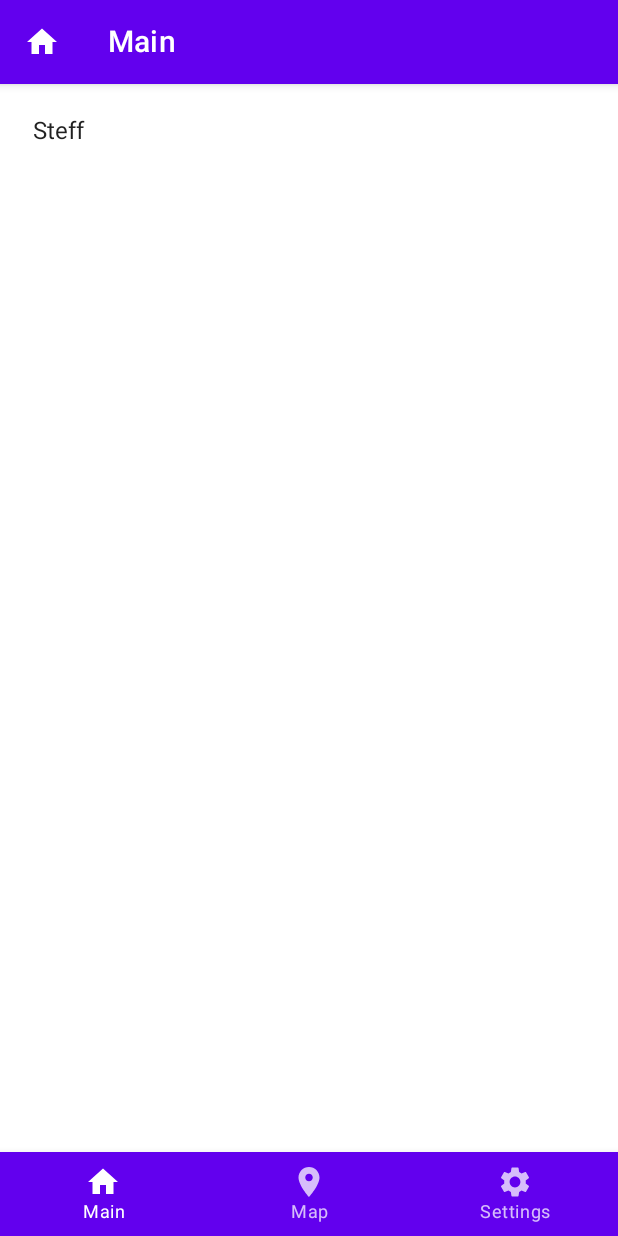
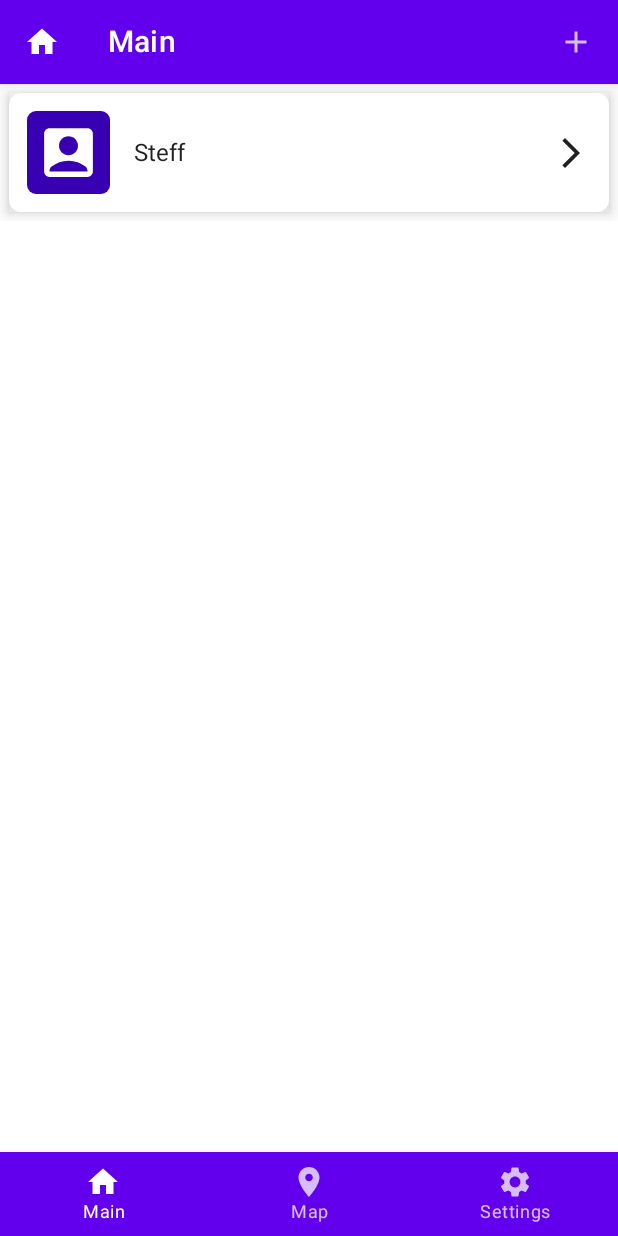
Before and after one commit to TKSpectro/cororna-check-in-app, an Android app built with Jetpack Compose: the screen it shows after launch (MainActivity), on a phone screen of 412 x 824 dp. Run offline under Robolectric (Android 15) with nearby library versions, the phone set to English and light mode, and no system bars; our stand-ins replace Room's generated code, Timber; 1 statement that could not run was skipped.

Commit message:
Some Changes to Screens Enum, Bugfix at Database

```diff
--- a/app/src/main/java/de/fhe/ai/pmc/acat/app/ui/screens/core/AppBar.kt
+++ b/app/src/main/java/de/fhe/ai/pmc/acat/app/ui/screens/core/AppBar.kt
@@ -21,7 +21,8 @@ fun AppBar( screen: ScreensEnum ) {
                 screen.name,
                 modifier = Modifier.padding(horizontal = 12.dp)
             )
-        }
+        },
+        actions = screen.actions
     )
 }
 
@@ -29,6 +30,12 @@ fun AppBar( screen: ScreensEnum ) {
 @Composable
 fun HomeAppBar() {
     AppBar(screen = ScreensEnum.Main)
+}
+
+@Preview()
+@Composable
+fun UserDetailAppBar() {
+    AppBar(screen = ScreensEnum.UserDetail)
 }
 
 @Preview()
--- a/app/src/main/java/de/fhe/ai/pmc/acat/app/ui/screens/core/AppNavigationHost.kt
+++ b/app/src/main/java/de/fhe/ai/pmc/acat/app/ui/screens/core/AppNavigationHost.kt
@@ -2,8 +2,11 @@ package de.fhe.ai.pmc.acat.app.ui.screens.core
 
 import androidx.compose.runtime.Composable
 import androidx.compose.ui.Modifier
+import androidx.navigation.NavType
 import androidx.navigation.compose.NavHost
 import androidx.navigation.compose.composable
+import androidx.navigation.navArgument
+import de.fhe.ai.pmc.acat.app.ui.screens.detail.DetailScreen
 import de.fhe.ai.pmc.acat.app.ui.screens.main.MainScreen
 import de.fhe.ai.pmc.acat.app.ui.screens.map.MapScreen
 import de.fhe.ai.pmc.acat.app.ui.screens.settings.SettingsScreen
@@ -22,6 +25,18 @@ fun AppNavigationHost(
             onNavigation( ScreensEnum.Main )
             MainScreen()
         }
+        composable(
+            "${ScreensEnum.UserDetail.name}/{userId}",
+            arguments = listOf(
+                navArgument("userId") {
+                    type = NavType.LongType
+                }
+            )
+        ) { entry ->
+            val userId = entry.arguments?.getLong("userId")
+            onNavigation( ScreensEnum.UserDetail )
+            DetailScreen( userId )
+        }
         composable(ScreensEnum.Map.name) {
             onNavigation( ScreensEnum.Map )
             MapScreen()
--- a/app/src/main/java/de/fhe/ai/pmc/acat/app/ui/screens/core/BottomBar.kt
+++ b/app/src/main/java/de/fhe/ai/pmc/acat/app/ui/screens/core/BottomBar.kt
@@ -18,6 +18,7 @@ fun BottomBar() {
 
         for( screen in ScreensEnum.values() )
         {
+            if( screen.isRootScreen ) {
                 BottomNavigationItem(
                     icon = { Icon(imageVector = screen.icon, contentDescription = screen.name) },
                     label = { Text(screen.name) },
@@ -37,3 +38,4 @@ fun BottomBar() {
             }
         }
     }
+}
--- a/app/src/main/java/de/fhe/ai/pmc/acat/app/ui/screens/core/ScreensEnum.kt
+++ b/app/src/main/java/de/fhe/ai/pmc/acat/app/ui/screens/core/ScreensEnum.kt
@@ -1,17 +1,57 @@
 package de.fhe.ai.pmc.acat.app.ui.screens.core
 
+import androidx.compose.foundation.layout.RowScope
+import androidx.compose.material.Icon
+import androidx.compose.material.IconButton
 import androidx.compose.material.icons.Icons
-import androidx.compose.material.icons.filled.Home
-import androidx.compose.material.icons.filled.Place
-import androidx.compose.material.icons.filled.Settings
+import androidx.compose.material.icons.filled.*
+import androidx.compose.runtime.Composable
 import androidx.compose.ui.graphics.vector.ImageVector
 
 /**
- * Enum Class that describes our main screens.
- * Corresponding Tab Icons are also stored.
+ * Enum Class that describes our screens.
+ * Corresponding Tab/Action Bar Icons are also stored as well as
+ * (optional) Action Bar Actions.
  */
-enum class ScreensEnum(val icon: ImageVector) {
-    Main( Icons.Filled.Home ),
-    Map( Icons.Filled.Place ),
-    Settings( Icons.Filled.Settings );
+enum class ScreensEnum(
+    val icon: ImageVector = Icons.Filled.Favorite,
+    val isRootScreen: Boolean = false,
+    val actions: @Composable RowScope.() -> Unit = {}
+    ) {
+
+    // Users
+    Main(
+        Icons.Filled.Home,
+        true,
+        actions = {
+            IconButton( onClick = { println("Add User") } ) {
+                Icon(Icons.Filled.Add, contentDescription = null)
+            }
+        }
+    ),
+    UserDetail(
+        Icons.Filled.AccountBox,
+        actions = {
+            IconButton( onClick = { println("Remove User") } ) {
+                Icon(Icons.Filled.Delete, contentDescription = null)
+            }
+        }
+    ),
+
+    // Map
+    Map(
+        Icons.Filled.Place,
+        true,
+        actions = {
+            IconButton( onClick = { println("Map Mode") } ) {
+                Icon(Icons.Filled.Build, contentDescription = null)
+            }
+        }
+    ),
+
+    // Settings
+    Settings(
+        Icons.Filled.Settings,
+        true
+    );
 }
--- /dev/null
+++ b/app/src/main/java/de/fhe/ai/pmc/acat/app/ui/screens/detail/DetailScreen.kt
@@ -0,0 +1,9 @@
+package de.fhe.ai.pmc.acat.app.ui.screens.detail
+
+import androidx.compose.material.Text
+import androidx.compose.runtime.Composable
+
+@Composable
+fun DetailScreen( userId: Long? ) {
+    Text("Detail: $userId")
+}
--- a/app/src/main/java/de/fhe/ai/pmc/acat/app/ui/screens/main/MainScreen.kt
+++ b/app/src/main/java/de/fhe/ai/pmc/acat/app/ui/screens/main/MainScreen.kt
@@ -12,9 +12,12 @@ import androidx.compose.runtime.LaunchedEffect
 import androidx.compose.runtime.collectAsState
 import androidx.compose.runtime.getValue
 import androidx.compose.runtime.remember
+import androidx.compose.runtime.saveable.rememberSaveable
 
 import androidx.compose.ui.Modifier
+import de.fhe.ai.pmc.acat.app.ui.screens.core.LocalNavCtrl
 import de.fhe.ai.pmc.acat.app.ui.screens.core.LocalScaffoldState
+import de.fhe.ai.pmc.acat.app.ui.screens.core.ScreensEnum
 import de.fhe.ai.pmc.acat.app.ui.screens.util.AsyncPlaceholderView
 import de.fhe.ai.pmc.acat.domain.AsyncOperation
 import de.fhe.ai.pmc.acat.domain.AsyncOperationState
@@ -25,28 +28,27 @@ import org.koin.androidx.compose.getViewModel
 fun MainScreen(modifier: Modifier = Modifier) {
 
     val vm = getViewModel<MainScreenViewModel>()
-
-    // Currently unused
-    //val users by remember(vm) { vm.getUsers() }.collectAsState(listOf())
-
     val usersAsync by remember(vm) { vm.getUsersAsync() }.collectAsState( AsyncOperation.undefined() )
 
     // Side Effect: Show Snack Bar on Status Changes
-    val state = LocalScaffoldState.current
-    LaunchedEffect( usersAsync ) {
-        if( usersAsync.status != AsyncOperationState.UNDEFINED )
-        {
-            state.snackbarHostState.showSnackbar(
-                message  = "${usersAsync.message}...",
-                duration = SnackbarDuration.Short
-            )
-        }
-    }
+//    val state = LocalScaffoldState.current
+//    LaunchedEffect( usersAsync ) {
+//        if( usersAsync.status != AsyncOperationState.UNDEFINED )
+//        {
+//            state.snackbarHostState.showSnackbar(
+//                message  = "${usersAsync.message}...",
+//                duration = SnackbarDuration.Short
+//            )
+//        }
+//    }
+
+    val navCtrl = LocalNavCtrl.current
 
     Column(modifier = modifier) {
         if (usersAsync.status == AsyncOperationState.SUCCESS) {
-            @Suppress("UNCHECKED_CAST")
-            UserList(usersAsync.payload as List<User>, modifier)
+            UserList( usersAsync.payload as List<User>, modifier ) {
+                navCtrl.navigate( "${ScreensEnum.UserDetail}/$it")
+            }
         }
         else {
             AsyncPlaceholderView( usersAsync )
--- a/app/src/main/java/de/fhe/ai/pmc/acat/app/ui/screens/main/UserList.kt
+++ b/app/src/main/java/de/fhe/ai/pmc/acat/app/ui/screens/main/UserList.kt
@@ -12,11 +12,15 @@ import de.fhe.ai.pmc.acat.app.ui.screens.util.UserListPreviewParameterProvider
 import de.fhe.ai.pmc.acat.domain.User
 
 @Composable
-fun UserList(users: List<User>, modifier: Modifier = Modifier) {
+fun UserList(
+    users: List<User>,
+    modifier: Modifier = Modifier,
+    onItemPressed: ( itemId: Long ) -> Unit
+) {
     val scrollState = rememberLazyListState()
     LazyColumn(state = scrollState, modifier = modifier) {
         items(users) {
-            UserRow(it, modifier = modifier)
+            UserRow( it, modifier = modifier, onItemPressed )
         }
     }
 }
@@ -30,5 +34,5 @@ fun UserList(users: List<User>, modifier: Modifier = Modifier) {
 fun PreviewUserList(
     @PreviewParameter(UserListPreviewParameterProvider::class) users: List<User>
 ) {
-    UserList( users )
+    UserList( users ) {}
 }
--- a/app/src/main/java/de/fhe/ai/pmc/acat/app/ui/screens/main/UserRow.kt
+++ b/app/src/main/java/de/fhe/ai/pmc/acat/app/ui/screens/main/UserRow.kt
@@ -2,39 +2,87 @@ package de.fhe.ai.pmc.acat.app.ui.screens.main
 
 import androidx.compose.foundation.background
 import androidx.compose.foundation.clickable
+import androidx.compose.foundation.layout.Box
 import androidx.compose.foundation.layout.Row
+import androidx.compose.foundation.layout.Spacer
 import androidx.compose.foundation.layout.fillMaxWidth
+import androidx.compose.foundation.layout.height
 import androidx.compose.foundation.layout.padding
+import androidx.compose.foundation.layout.width
 import androidx.compose.foundation.shape.RoundedCornerShape
+import androidx.compose.material.Icon
 import androidx.compose.material.MaterialTheme
 import androidx.compose.material.Text
 import androidx.compose.runtime.Composable
 import androidx.compose.ui.Alignment
 import androidx.compose.ui.Modifier
 import androidx.compose.ui.draw.clip
+import androidx.compose.ui.draw.shadow
+import androidx.compose.ui.res.painterResource
 import androidx.compose.ui.tooling.preview.Preview
 import androidx.compose.ui.tooling.preview.PreviewParameter
 import androidx.compose.ui.unit.dp
+import de.fhe.ai.pmc.acat.app.R
+import de.fhe.ai.pmc.acat.app.ui.screens.core.LocalNavCtrl
+import de.fhe.ai.pmc.acat.app.ui.screens.core.ScreensEnum
 import de.fhe.ai.pmc.acat.app.ui.screens.util.UserPreviewParameterProvider
 import de.fhe.ai.pmc.acat.app.ui.screens.util.PREVIEW_BACKGROUND_COLOR
 import de.fhe.ai.pmc.acat.domain.User
 
 @Composable
-fun UserRow(user: User, modifier: Modifier = Modifier) {
+fun UserRow(
+    user: User,
+    modifier: Modifier = Modifier,
+    onItemPressed: ( itemId: Long ) -> Unit
+) {
     Row(
-        verticalAlignment = Alignment.Bottom,
+        verticalAlignment = Alignment.CenterVertically,
         modifier = modifier
             .padding(6.dp)
-            .clip(RoundedCornerShape(4.dp))
+            .shadow(elevation = 6.dp)
+            .clip(RoundedCornerShape(8.dp))
+            .clickable { onItemPressed( user.id ) }
             .background(MaterialTheme.colors.surface)
-            .clickable(onClick = {
-                // Do something
-            })
-            .padding(16.dp)
+            .padding(6.dp)
             .fillMaxWidth()
     ) {
-        Text(user.name)
+        Row() {
+            Box(
+                modifier = modifier
+                    .padding(6.dp)
+                    .width(55.dp)
+                    .height(55.dp)
+                    .clip(RoundedCornerShape(6.dp))
+                    .background(MaterialTheme.colors.primaryVariant)
+            ) {
+                Icon(
+                    painter = painterResource(id = R.drawable.ic_baseline_account_box_24),
+                    contentDescription = "Avatar for ${user.name}",
+                    modifier = modifier
+                        .padding(6.dp)
+                        .width(45.dp)
+                        .height(45.dp),
+                    tint = MaterialTheme.colors.onPrimary
+                )
+            }
+            Spacer(modifier = modifier.width(10.dp))
+            Text(
+                user.name,
+                modifier = modifier
+                    .align(Alignment.CenterVertically)
+                    .fillMaxWidth(0.9f))
+            Icon(
+                painter = painterResource(id = R.drawable.ic_baseline_arrow_forward_ios_24),
+                contentDescription = null,
+                modifier = modifier
+                    .align(Alignment.CenterVertically)
+                    .width(24.dp)
+                    .height(24.dp)
+            )
+        }
+
     }
+
 }
 
 @Preview(
@@ -45,5 +93,5 @@ fun UserRow(user: User, modifier: Modifier = Modifier) {
 fun PreviewUserRow(
     @PreviewParameter(UserPreviewParameterProvider::class, limit = 3) user: User
 ) {
-    UserRow( user )
+    UserRow( user ) {}
 }
--- /dev/null
+++ b/app/src/main/res/drawable/ic_baseline_account_box_24.xml
@@ -0,0 +1,5 @@
+<vector android:height="24dp" android:tint="#FFFFFF"
+    android:viewportHeight="24" android:viewportWidth="24"
+    android:width="24dp" xmlns:android="http://schemas.android.com/apk/res/android">
+    <path android:fillColor="@android:color/white" android:pathData="M19,3H5C3.9,3 3,3.9 3,5v14c0,1.1 0.9,2 2,2h14c1.1,0 2,-0.9 2,-2V5C21,3.9 20.1,3 19,3zM12,6c1.93,0 3.5,1.57 3.5,3.5c0,1.93 -1.57,3.5 -3.5,3.5s-3.5,-1.57 -3.5,-3.5C8.5,7.57 10.07,6 12,6zM19,19H5v-0.23c0,-0.62 0.28,-1.2 0.76,-1.58C7.47,15.82 9.64,15 12,15s4.53,0.82 6.24,2.19c0.48,0.38 0.76,0.97 0.76,1.58V19z"/>
+</vector>
--- /dev/null
+++ b/app/src/main/res/drawable/ic_baseline_arrow_forward_ios_24.xml
@@ -0,0 +1,5 @@
+<vector android:autoMirrored="true" android:height="24dp"
+    android:tint="#000000" android:viewportHeight="24"
+    android:viewportWidth="24" android:width="24dp" xmlns:android="http://schemas.android.com/apk/res/android">
+    <path android:fillColor="@android:color/white" android:pathData="M6.23,20.23l1.77,1.77l10,-10l-10,-10l-1.77,1.77l8.23,8.23z"/>
+</vector>
--- a/data/src/main/java/de/fhe/ai/pmc/acat/data/AppDatabase.kt
+++ b/data/src/main/java/de/fhe/ai/pmc/acat/data/AppDatabase.kt
@@ -11,10 +11,16 @@ abstract class AppDatabase : RoomDatabase() {
     abstract fun userEntityDao(): UserEntityDao
 
     companion object {
+        var db: AppDatabase? = null
+
         private fun getDatabase(app: Context): AppDatabase {
-            return Room.databaseBuilder( app, AppDatabase::class.java, "app-db")
+            if( db == null ) {
+                db = Room.databaseBuilder( app, AppDatabase::class.java, "app-db")
                 .fallbackToDestructiveMigration()
                 .build()
+            }
+
+            return db as AppDatabase
         }
 
         fun getUserEntityDao(app: Context): UserEntityDao {
```
Lines whose indentation alone changed are shown as unchanged.
